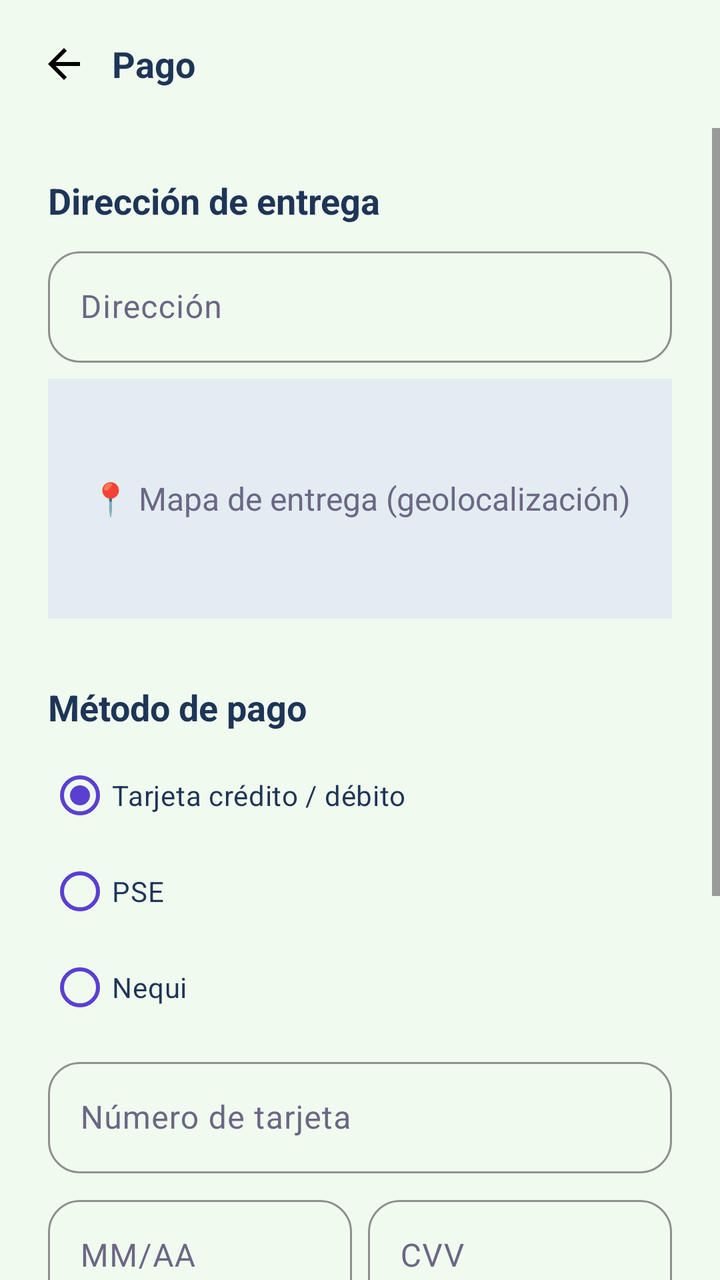
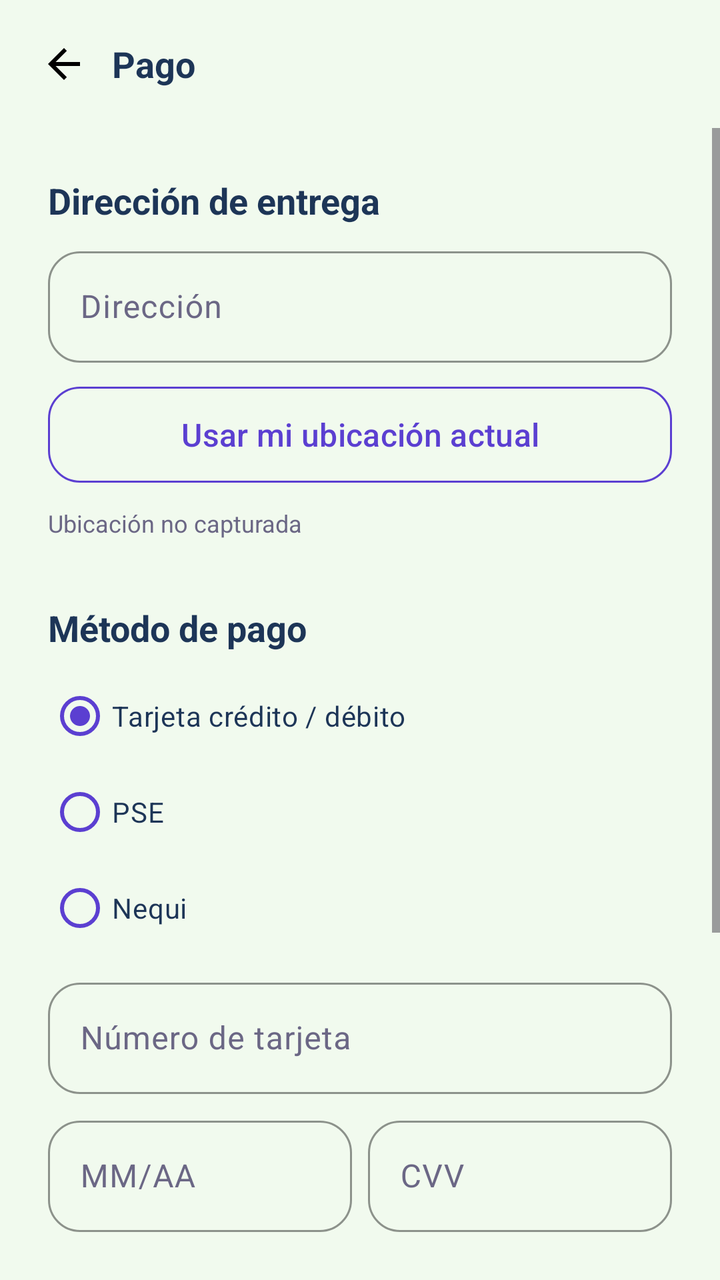

Compare the two renders of this Android layout. The source of the first and the diff that turns it into the second are given below.
<!-- AndroidManifest.xml: application theme Theme.VinylCDVault -->
<!-- res/layout/activity_checkout.xml -->
<?xml version="1.0" encoding="utf-8"?>
<LinearLayout xmlns:android="http://schemas.android.com/apk/res/android"
    xmlns:app="http://schemas.android.com/apk/res-auto"
    android:layout_width="match_parent"
    android:layout_height="match_parent"
    android:background="@color/background_light"
    android:fitsSystemWindows="true"
    android:orientation="vertical">

    <LinearLayout
        android:layout_width="match_parent"
        android:layout_height="wrap_content"
        android:gravity="center_vertical"
        android:orientation="horizontal"
        android:padding="@dimen/spacing_small">

        <ImageButton
            android:id="@+id/btnBack"
            android:layout_width="@dimen/icon_button"
            android:layout_height="@dimen/icon_button"
            android:background="?attr/selectableItemBackgroundBorderless"
            android:contentDescription="@string/back"
            android:src="@drawable/ic_back" />

        <TextView
            style="@style/App.Text.Subtitle"
            android:layout_width="wrap_content"
            android:layout_height="wrap_content"
            android:text="@string/checkout_title" />
    </LinearLayout>

    <ScrollView
        android:layout_width="match_parent"
        android:layout_height="0dp"
        android:layout_weight="1">

        <LinearLayout
            android:layout_width="match_parent"
            android:layout_height="wrap_content"
            android:orientation="vertical"
            android:padding="@dimen/screen_padding">

            <TextView
                style="@style/App.Text.Subtitle"
                android:layout_width="wrap_content"
                android:layout_height="wrap_content"
                android:text="@string/checkout_address_title" />

            <com.google.android.material.textfield.TextInputLayout
                style="@style/App.Input"
                android:layout_width="match_parent"
                android:layout_height="wrap_content"
                android:layout_marginTop="@dimen/spacing_small"
                android:hint="@string/checkout_address_hint">

                <com.google.android.material.textfield.TextInputEditText
                    android:id="@+id/etAddress"
                    android:layout_width="match_parent"
                    android:layout_height="wrap_content"
                    android:inputType="textPostalAddress"
                    android:minHeight="48dp"
                    android:textColor="@color/text_dark" />
            </com.google.android.material.textfield.TextInputLayout>

            <TextView
                style="@style/App.Text.Body"
                android:layout_width="match_parent"
                android:layout_height="120dp"
                android:layout_marginTop="@dimen/spacing_small"
                android:background="@drawable/bg_cover"
                android:gravity="center"
                android:text="@string/checkout_map_placeholder" />

            <TextView
                style="@style/App.Text.Subtitle"
                android:layout_width="wrap_content"
                android:layout_height="wrap_content"
                android:layout_marginTop="@dimen/spacing_large"
                android:text="@string/checkout_payment_title" />

            <RadioGroup
                android:layout_width="match_parent"
                android:layout_height="wrap_content"
                android:layout_marginTop="@dimen/spacing_small">

                <RadioButton
                    android:id="@+id/rbCard"
                    android:layout_width="match_parent"
                    android:layout_height="wrap_content"
                    android:checked="true"
                    android:text="@string/pay_card"
                    android:textColor="@color/text_dark"
                    app:buttonTint="@color/primary" />

                <RadioButton
                    android:id="@+id/rbPse"
                    android:layout_width="match_parent"
                    android:layout_height="wrap_content"
                    android:text="@string/pay_pse"
                    android:textColor="@color/text_dark"
                    app:buttonTint="@color/primary" />

                <RadioButton
                    android:id="@+id/rbNequi"
                    android:layout_width="match_parent"
                    android:layout_height="wrap_content"
                    android:text="@string/pay_nequi"
                    android:textColor="@color/text_dark"
                    app:buttonTint="@color/primary" />
            </RadioGroup>

            <com.google.android.material.textfield.TextInputLayout
                style="@style/App.Input"
                android:layout_width="match_parent"
                android:layout_height="wrap_content"
                android:layout_marginTop="@dimen/spacing_small"
                android:hint="@string/card_number_hint">

                <com.google.android.material.textfield.TextInputEditText
                    android:layout_width="match_parent"
                    android:layout_height="wrap_content"
                    android:inputType="number"
                    android:minHeight="48dp"
                    android:textColor="@color/text_dark" />
            </com.google.android.material.textfield.TextInputLayout>

            <LinearLayout
                android:layout_width="match_parent"
                android:layout_height="wrap_content"
                android:layout_marginTop="@dimen/spacing_small"
                android:orientation="horizontal">

                <com.google.android.material.textfield.TextInputLayout
                    style="@style/App.Input"
                    android:layout_width="0dp"
                    android:layout_height="wrap_content"
                    android:layout_marginEnd="@dimen/spacing_small"
                    android:layout_weight="1"
                    android:hint="@string/card_expiry_hint">

                    <com.google.android.material.textfield.TextInputEditText
                        android:layout_width="match_parent"
                        android:layout_height="wrap_content"
                        android:inputType="date"
                        android:minHeight="48dp"
                        android:textColor="@color/text_dark" />
                </com.google.android.material.textfield.TextInputLayout>

                <com.google.android.material.textfield.TextInputLayout
                    style="@style/App.Input"
                    android:layout_width="0dp"
                    android:layout_height="wrap_content"
                    android:layout_weight="1"
                    android:hint="@string/card_cvv_hint">

                    <com.google.android.material.textfield.TextInputEditText
                        android:layout_width="match_parent"
                        android:layout_height="wrap_content"
                        android:inputType="numberPassword"
                        android:minHeight="48dp"
                        android:textColor="@color/text_dark" />
                </com.google.android.material.textfield.TextInputLayout>
            </LinearLayout>

            <LinearLayout
                android:layout_width="match_parent"
                android:layout_height="wrap_content"
                android:layout_marginTop="@dimen/spacing_large"
                android:orientation="horizontal">

                <TextView style="@style/App.Text.Subtitle" android:layout_width="0dp" android:layout_height="wrap_content" android:layout_weight="1" android:text="@string/cart_total" />
                <TextView style="@style/App.Text.Price" android:id="@+id/tvCheckoutTotal" android:layout_width="wrap_content" android:layout_height="wrap_content" />
            </LinearLayout>

            <CheckBox
                android:layout_width="match_parent"
                android:layout_height="wrap_content"
                android:layout_marginTop="@dimen/spacing_small"
                android:text="@string/checkout_terms"
                android:textColor="@color/text_secondary"
                app:buttonTint="@color/primary" />

            <com.google.android.material.button.MaterialButton
                android:id="@+id/btnPayBiometric"
                style="@style/App.ButtonOutlined"
                android:layout_width="match_parent"
                android:layout_height="@dimen/button_height"
                android:layout_marginTop="@dimen/spacing_medium"
                android:text="@string/checkout_pay_biometric" />

            <com.google.android.material.button.MaterialButton
                android:id="@+id/btnPay"
                style="@style/App.Button"
                android:layout_width="match_parent"
                android:layout_height="@dimen/button_height"
                android:layout_marginTop="@dimen/spacing_small"
                android:text="@string/checkout_pay" />
        </LinearLayout>
    </ScrollView>
</LinearLayout>
<!-- resources referenced by this layout -->
<resources>
  <color name="background_light" type="color">#F1FAEE</color>
  <color name="primary">#5B3FD1</color>
  <color name="text_dark" type="color">#1D3557</color>
  <color name="text_secondary">#6B6785</color>
  <dimen name="button_height">56dp</dimen>
  <dimen name="icon_button">48dp</dimen>
  <dimen name="screen_padding">24dp</dimen>
  <dimen name="spacing_large">32dp</dimen>
  <dimen name="spacing_medium">16dp</dimen>
  <dimen name="spacing_small">8dp</dimen>
  <!-- drawable bg_cover (drawable) -->
  <?xml version="1.0" encoding="utf-8"?>
  <shape xmlns:android="http://schemas.android.com/apk/res/android" android:shape="rectangle">
      <solid android:color="@color/surface_muted" />
  </shape>
  <!-- drawable ic_back (drawable) -->
  <vector xmlns:android="http://schemas.android.com/apk/res/android" android:autoMirrored="true" android:height="24dp" android:tint="#000000" android:viewportHeight="24" android:viewportWidth="24" android:width="24dp">
        
      <path android:fillColor="@android:color/white" android:pathData="M20,11H7.83l5.59,-5.59L12,4l-8,8 8,8 1.41,-1.41L7.83,13H20v-2z"/>
      
  </vector>
  <string name="back">Volver</string>
  <string name="card_cvv_hint">CVV</string>
  <string name="card_expiry_hint">MM/AA</string>
  <string name="card_number_hint">Número de tarjeta</string>
  <string name="cart_total">Total</string>
  <string name="checkout_address_hint">Dirección</string>
  <string name="checkout_address_title">Dirección de entrega</string>
  <string name="checkout_map_placeholder">📍 Mapa de entrega (geolocalización)</string>
  <string name="checkout_pay">Confirmar pago</string>
  <string name="checkout_pay_biometric">Autorizar con huella</string>
  <string name="checkout_payment_title">Método de pago</string>
  <string name="checkout_terms">Acepto los términos y la política de tratamiento de datos</string>
  <string name="checkout_title">Pago</string>
  <string name="pay_card">Tarjeta crédito / débito</string>
  <string name="pay_nequi">Nequi</string>
  <string name="pay_pse">PSE</string>
  <style name="App.Button" parent="Widget.Material3.Button">
          <item name="backgroundTint">@color/primary</item>
          <item name="cornerRadius">@dimen/corner_radius</item>
          <item name="android:textSize">@dimen/text_body</item>
      </style>
  <style name="App.ButtonOutlined" parent="Widget.Material3.Button.OutlinedButton">
          <item name="strokeColor">@color/primary</item>
          <item name="cornerRadius">@dimen/corner_radius</item>
          <item name="android:textColor">@color/primary</item>
          <item name="android:textSize">@dimen/text_body</item>
      </style>
  <style name="App.Text.Body">
          <item name="android:textSize">@dimen/text_body</item>
          <item name="android:textColor">@color/text_secondary</item>
      </style>
  <style name="App.Text.Price">
          <item name="android:textSize">@dimen/text_subtitle</item>
          <item name="android:textColor">@color/accent_dark</item>
          <item name="android:textStyle">bold</item>
      </style>
  <style name="App.Text.Subtitle">
          <item name="android:textSize">@dimen/text_subtitle</item>
          <item name="android:textColor">@color/text_dark</item>
          <item name="android:textStyle">bold</item>
      </style>
  <color name="surface_muted">#E3ECF1</color>
  <dimen name="corner_radius">16dp</dimen>
  <dimen name="text_body">16sp</dimen>
  <dimen name="text_subtitle">18sp</dimen>
  <color name="accent_dark">#C1121F</color>
  <color name="white">#FFFFFF</color>
  <color name="accent">#E63946</color>
  <color name="chip_bg">#DCEBF3</color>
  <color name="primary_dark" type="color">#121212</color>
  <!-- unchanged entries left out for length: 2 -->
</resources>

<!-- the commit's change to res/layout/activity_checkout.xml (unified diff, before → after) -->
@@ -62,14 +62,21 @@
                     android:textColor="@color/text_dark" />
             </com.google.android.material.textfield.TextInputLayout>
 
+            <com.google.android.material.button.MaterialButton
+                android:id="@+id/btnLocation"
+                style="@style/App.ButtonOutlined"
+                android:layout_width="match_parent"
+                android:layout_height="@dimen/button_height"
+                android:layout_marginTop="@dimen/spacing_small"
+                android:text="@string/checkout_use_location" />
+
             <TextView
-                style="@style/App.Text.Body"
-                android:layout_width="match_parent"
-                android:layout_height="120dp"
-                android:layout_marginTop="@dimen/spacing_small"
-                android:background="@drawable/bg_cover"
-                android:gravity="center"
-                android:text="@string/checkout_map_placeholder" />
+                android:id="@+id/tvLocation"
+                style="@style/App.Text.Small"
+                android:layout_width="match_parent"
+                android:layout_height="wrap_content"
+                android:layout_marginTop="@dimen/spacing_small"
+                android:text="@string/checkout_location_none" />
 
             <TextView
                 style="@style/App.Text.Subtitle"
<!-- resource entries referenced after the edit -->
@@ -10,11 +10,6 @@
   <dimen name="spacing_large">32dp</dimen>
   <dimen name="spacing_medium">16dp</dimen>
   <dimen name="spacing_small">8dp</dimen>
-  <!-- drawable bg_cover (drawable) -->
-  <?xml version="1.0" encoding="utf-8"?>
-  <shape xmlns:android="http://schemas.android.com/apk/res/android" android:shape="rectangle">
-      <solid android:color="@color/surface_muted" />
-  </shape>
   <!-- drawable ic_back (drawable) -->
   <vector xmlns:android="http://schemas.android.com/apk/res/android" android:autoMirrored="true" android:height="24dp" android:tint="#000000" android:viewportHeight="24" android:viewportWidth="24" android:width="24dp">
         
@@ -28,12 +23,13 @@
   <string name="cart_total">Total</string>
   <string name="checkout_address_hint">Dirección</string>
   <string name="checkout_address_title">Dirección de entrega</string>
-  <string name="checkout_map_placeholder">📍 Mapa de entrega (geolocalización)</string>
+  <string name="checkout_location_none">Ubicación no capturada</string>
   <string name="checkout_pay">Confirmar pago</string>
   <string name="checkout_pay_biometric">Autorizar con huella</string>
   <string name="checkout_payment_title">Método de pago</string>
   <string name="checkout_terms">Acepto los términos y la política de tratamiento de datos</string>
   <string name="checkout_title">Pago</string>
+  <string name="checkout_use_location">Usar mi ubicación actual</string>
   <string name="pay_card">Tarjeta crédito / débito</string>
   <string name="pay_nequi">Nequi</string>
   <string name="pay_pse">PSE</string>
@@ -48,25 +44,25 @@
           <item name="android:textColor">@color/primary</item>
           <item name="android:textSize">@dimen/text_body</item>
       </style>
-  <style name="App.Text.Body">
-          <item name="android:textSize">@dimen/text_body</item>
-          <item name="android:textColor">@color/text_secondary</item>
-      </style>
   <style name="App.Text.Price">
           <item name="android:textSize">@dimen/text_subtitle</item>
           <item name="android:textColor">@color/accent_dark</item>
           <item name="android:textStyle">bold</item>
+      </style>
+  <style name="App.Text.Small">
+          <item name="android:textSize">@dimen/text_small</item>
+          <item name="android:textColor">@color/text_secondary</item>
       </style>
   <style name="App.Text.Subtitle">
           <item name="android:textSize">@dimen/text_subtitle</item>
           <item name="android:textColor">@color/text_dark</item>
           <item name="android:textStyle">bold</item>
       </style>
-  <color name="surface_muted">#E3ECF1</color>
   <dimen name="corner_radius">16dp</dimen>
   <dimen name="text_body">16sp</dimen>
   <dimen name="text_subtitle">18sp</dimen>
   <color name="accent_dark">#C1121F</color>
+  <dimen name="text_small">12sp</dimen>
   <color name="white">#FFFFFF</color>
   <color name="accent">#E63946</color>
   <color name="chip_bg">#DCEBF3</color>
